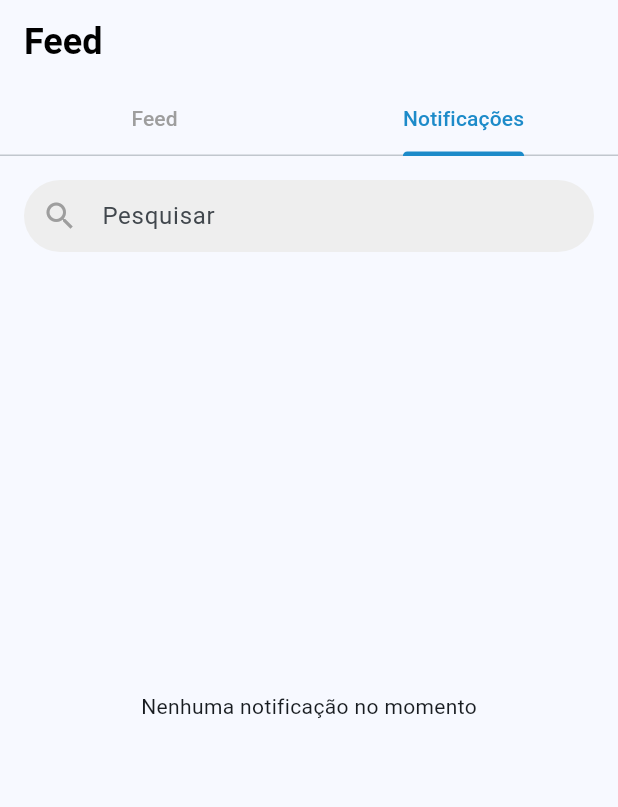
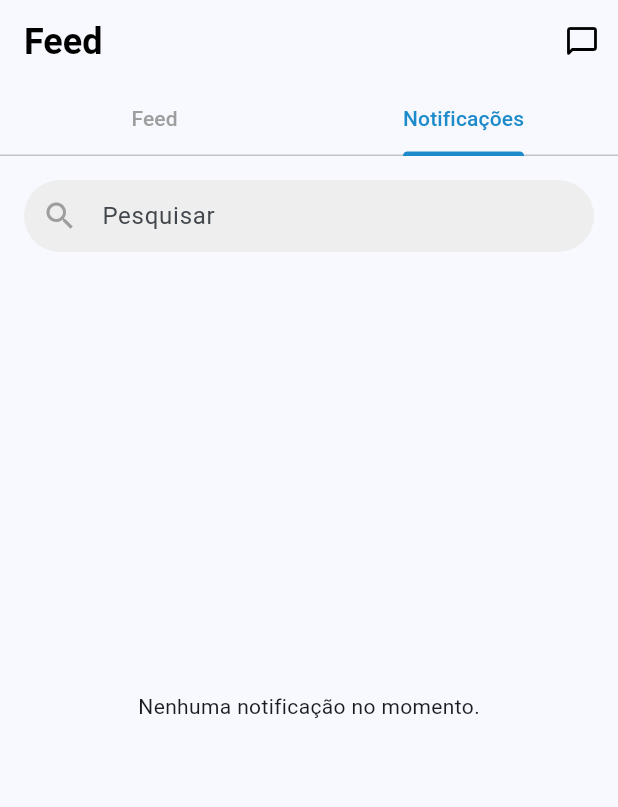
Before and after one commit to ElissonRochaa/MOBILE-25.1-FindIt, a Flutter app: the FeedScreen screen opened directly, tab 2 chosen, after a tap on the "refresh" icon, on a phone screen of 412 x 824 dp. Shown: the top 807 px of the screen. Run offline on Flutter 3.47's test engine with Material 3 defaults, Android fonts, the phone set to English and light mode, and no system bars; our stand-ins replace image_picker, shared_preferences, socket_io_client; accounts and stored records are empty; network calls fail.

Commit message:
feat: feed screen now have the icon to take the users to their conversations

```diff
--- a/lib/screens/feed/feed_screen.dart
+++ b/lib/screens/feed/feed_screen.dart
@@ -3,6 +3,9 @@ import 'package:http/http.dart' as http;
 import 'dart:convert';
 import 'package:intl/intl.dart';
 import 'package:find_it/screens/post_detail/post_detail_screen.dart';
+import 'package:find_it/screens/conversations/conversation_list_screen.dart';
+import 'package:socket_io_client/socket_io_client.dart' as IO;
+import 'package:find_it/service/auth_service.dart';
 
 class FeedScreen extends StatefulWidget {
   const FeedScreen({Key? key}) : super(key: key);
@@ -15,46 +18,90 @@ class _FeedScreenState extends State<FeedScreen>
     with SingleTickerProviderStateMixin {
   late TabController _tabController;
   final TextEditingController _searchController = TextEditingController();
-  int _currentIndex = 0; // Mantém o estado do ícone ativo
+  int _bottomNavCurrentIndex = 0;
   List<dynamic> _posts = [];
-  bool _isLoading = true;
-  String _errorMessage = '';
+  bool _isLoadingPosts = true;
+  String _postsErrorMessage = '';
+
+  List<dynamic> _notifications = [];
+  int _newNotificationCount = 0;
+  IO.Socket? _socket;
 
   @override
   void initState() {
     super.initState();
     _tabController = TabController(length: 2, vsync: this);
     _fetchPosts();
+    _initSocketConnection();
+
+    _tabController.addListener(() {
+      if (_tabController.indexIsChanging) {
+        if (_tabController.index == 1) {
+          if (_newNotificationCount > 0) {
+            setState(() {
+              _newNotificationCount = 0;
+            });
+          }
+        }
+      }
+    });
+  }
+
+  Future<void> _initSocketConnection() async {
+    final token = await AuthService.getToken();
+    if (token == null) {
+      print("FeedScreen Socket: Token não encontrado, socket não será conectado.");
+      return;
+    }
+
+    try {
+      _socket = IO.io('http://localhost:8080', <String, dynamic>{
+        'transports': ['websocket'],
+        'autoConnect': false,
+        'auth': {'token': token}
+      });
+
+      _socket!.connect();
+
+      _socket!.onConnect((_) {
+        print('FeedScreen: Conectado ao Socket.IO Server');
+      });
+
+      _socket!.on('newPostNotification', (data) {
+        print('FeedScreen: Recebido newPostNotification: ${data['nomeItem']}');
+        if (mounted) {
+          setState(() {
+            _notifications.insert(0, data);
+            if (_tabController.index != 1) {
+              _newNotificationCount++;
+            }
+          });
+        }
+      });
+
+      _socket!.onDisconnect((_) => print('FeedScreen: Desconectado do Socket.IO Server'));
+      _socket!.onError((data) => print('FeedScreen: Socket Error: $data'));
+
+    } catch (e) {
+      print('FeedScreen: Erro ao conectar ao socket: $e');
+    }
   }
 
   Future<void> _fetchPosts() async {
     setState(() {
-      _isLoading = true;
-      _errorMessage = '';
+      _isLoadingPosts = true;
+      _postsErrorMessage = '';
     });
-
     try {
-      final response = await http.get(
-        Uri.parse('http://localhost:8080/api/v1/posts'),
-      );
-
+      final response = await http.get(Uri.parse('http://localhost:8080/api/v1/posts'));
       if (response.statusCode == 200) {
         final String responseBody = utf8.decode(response.bodyBytes);
-        setState(() {
-          _posts = jsonDecode(responseBody);
-          _isLoading = false;
-        });
+        setState(() { _posts = jsonDecode(responseBody); _isLoadingPosts = false; });
       } else {
-        setState(() {
-          _errorMessage = 'Erro ao carregar posts: ${response.statusCode}';
-          _isLoading = false;
-        });
+        setState(() { _postsErrorMessage = 'Erro: ${response.statusCode}'; _isLoadingPosts = false; });
       }
     } catch (e) {
-      setState(() {
-        _errorMessage = 'Erro de conexão: $e';
-        _isLoading = false;
-      });
+      setState(() { _postsErrorMessage = 'Erro de conexão: $e'; _isLoadingPosts = false; });
     }
   }
 
@@ -62,15 +109,16 @@ class _FeedScreenState extends State<FeedScreen>
     try {
       final date = DateTime.parse(rawDate);
       return DateFormat('dd/MM/yyyy').format(date);
-    } catch (e) {
-      return rawDate;
-    }
+    } catch (e) { return rawDate; }
   }
 
   @override
   void dispose() {
+    _tabController.removeListener(() {});
     _tabController.dispose();
     _searchController.dispose();
+    _socket?.disconnect();
+    _socket?.dispose();
     super.dispose();
   }
 
@@ -80,23 +128,52 @@ class _FeedScreenState extends State<FeedScreen>
       appBar: AppBar(
         title: const Align(
           alignment: Alignment.centerLeft,
-          child: Text(
-            'Feed',
-            style: TextStyle(
-              fontSize: 24,
-              fontWeight: FontWeight.bold,
-              color: Colors.black,
-            ),
+          child: Text('Feed', style: TextStyle(fontSize: 24, fontWeight: FontWeight.bold, color: Colors.black)),
+        ),
+        actions: [
+          IconButton(
+            icon: const Icon(Icons.chat_bubble_outline_rounded, color: Colors.black),
+            tooltip: 'Minhas Conversas',
+            onPressed: () {
+              Navigator.push(context, MaterialPageRoute(builder: (context) => const ConversationListScreen()));
+            },
           ),
-        ),
+        ],
         bottom: TabBar(
           controller: _tabController,
           labelColor: const Color(0xFF1D8BC9),
           unselectedLabelColor: Colors.grey,
           indicatorColor: const Color(0xFF1D8BC9),
-          tabs: const [
-            Tab(text: 'Feed'),
-            Tab(text: 'Notificações'),
+          tabs: [
+            const Tab(text: 'Feed'),
+            Tab(
+              child: Stack(
+                clipBehavior: Clip.none,
+                children: [
+                  const Text('Notificações'),
+                  if (_newNotificationCount > 0)
+                    Positioned(
+                      top: -4,
+                      right: -12,
+                      child: Container(
+                        padding: const EdgeInsets.all(5),
+                        decoration: const BoxDecoration(
+                          color: Colors.red,
+                          shape: BoxShape.circle,
+                        ),
+                        constraints: const BoxConstraints(minWidth: 18, minHeight: 18),
+                        child: Center(
+                          child: Text(
+                            '$_newNotificationCount',
+                            style: const TextStyle(color: Colors.white, fontSize: 10, fontWeight: FontWeight.bold),
+                            textAlign: TextAlign.center,
+                          ),
+                        ),
+                      ),
+                    ),
+                ],
+              ),
+            ),
           ],
         ),
       ),
@@ -105,10 +182,7 @@ class _FeedScreenState extends State<FeedScreen>
           Padding(
             padding: const EdgeInsets.fromLTRB(16, 16, 16, 8),
             child: Container(
-              decoration: BoxDecoration(
-                color: Colors.grey[200],
-                borderRadius: BorderRadius.circular(30),
-              ),
+              decoration: BoxDecoration(color: Colors.grey[200], borderRadius: BorderRadius.circular(30)),
               child: TextField(
                 controller: _searchController,
                 decoration: const InputDecoration(
@@ -125,47 +199,25 @@ class _FeedScreenState extends State<FeedScreen>
               controller: _tabController,
               children: [
                 _buildFeedContent(),
-                const Center(
-                  child: Text('Nenhuma notificação no momento'),
-                ),
+                _buildNotificationsContent(),
               ],
             ),
           ),
         ],
       ),
-      // BARRA DE NAVEGAÇÃO CORRIGIDA
       bottomNavigationBar: BottomNavigationBar(
-        currentIndex: _currentIndex,
+        currentIndex: _bottomNavCurrentIndex,
         selectedItemColor: const Color(0xFF1D8BC9),
         onTap: (index) {
-          // Atualiza o estado visual do ícone selecionado
-          setState(() => _currentIndex = index);
-
-          // Executa a navegação com base no índice do ícone clicado
-          if (index == 0) {
-            // Já estamos no feed, então podemos apenas atualizar a lista
-            _fetchPosts();
-          } else if (index == 1) {
-            // Navega para a tela de criar post
-            Navigator.pushNamed(context, '/create-post');
-          } else if (index == 2) {
-            // Navega para a tela de perfil
-            Navigator.pushNamed(context, '/profile');
-          }
+          setState(() => _bottomNavCurrentIndex = index);
+          if (index == 0) { /* Já está no feed ou redireciona se necessário */ }
+          else if (index == 1) { Navigator.pushNamed(context, '/create-post'); }
+          else if (index == 2) { Navigator.pushNamed(context, '/profile'); }
         },
         items: const [
-          BottomNavigationBarItem(
-            icon: Icon(Icons.home),
-            label: 'Feed',
-          ),
-          BottomNavigationBarItem(
-            icon: Icon(Icons.add_circle_outline),
-            label: 'Novo Post',
-          ),
-          BottomNavigationBarItem(
-            icon: Icon(Icons.person_outline),
-            label: 'Perfil',
-          ),
+          BottomNavigationBarItem(icon: Icon(Icons.home), label: 'Feed'),
+          BottomNavigationBarItem(icon: Icon(Icons.add_circle_outline), label: 'Novo Post'),
+          BottomNavigationBarItem(icon: Icon(Icons.person_outline), label: 'Perfil'),
         ],
       ),
       floatingActionButton: FloatingActionButton(
@@ -177,16 +229,9 @@ class _FeedScreenState extends State<FeedScreen>
   }
 
   Widget _buildFeedContent() {
-    if (_isLoading) {
-      return const Center(child: CircularProgressIndicator());
-    }
-    if (_errorMessage.isNotEmpty) {
-      return Center(child: Text(_errorMessage));
-    }
-    if (_posts.isEmpty) {
-      return const Center(child: Text('Nenhum post encontrado'));
-    }
-
+    if (_isLoadingPosts) return const Center(child: CircularProgressIndicator());
+    if (_postsErrorMessage.isNotEmpty) return Center(child: Text(_postsErrorMessage));
+    if (_posts.isEmpty) return const Center(child: Text('Nenhum post encontrado'));
     return RefreshIndicator(
       onRefresh: _fetchPosts,
       child: ListView.separated(
@@ -196,15 +241,74 @@ class _FeedScreenState extends State<FeedScreen>
         itemBuilder: (context, index) {
           final post = _posts[index];
           return GestureDetector(
-            onTap: () {
-              Navigator.push(
-                context,
-                MaterialPageRoute(
-                  builder: (context) => PostDetailScreen(post: post),
-                ),
-              );
-            },
+            onTap: () { Navigator.push(context, MaterialPageRoute(builder: (context) => PostDetailScreen(post: post))); },
             child: _buildPostCard(post: post),
+          );
+        },
+      ),
+    );
+  }
+
+  Widget _buildNotificationsContent() {
+    if (_notifications.isEmpty) {
+      return const Center(child: Text('Nenhuma notificação no momento.'));
+    }
+    return ListView.builder(
+      padding: const EdgeInsets.all(16.0),
+      itemCount: _notifications.length,
+      itemBuilder: (context, index) {
+        final notificationData = _notifications[index];
+        return _buildNotificationCard(notificationData);
+      },
+    );
+  }
+
+  // NOVO WIDGET: Constrói um card para uma notificação
+  Widget _buildNotificationCard(Map<String, dynamic> postData) {
+    final String imageUrl = postData['fotoUrl'] ?? '';
+    final String itemName = postData['nomeItem'] ?? 'Item não identificado';
+    final String situacao = postData['situacao'] ?? '';
+    final String dataPostagem = _formatDate(postData['createdAt'] ?? '');
+    final String autorNome = postData['autor']?['nome'] ?? 'Alguém';
+
+    return Card(
+      margin: const EdgeInsets.only(bottom: 12),
+      elevation: 2,
+      shape: RoundedRectangleBorder(borderRadius: BorderRadius.circular(10)),
+      child: ListTile(
+        leading: SizedBox(
+          width: 60,
+          height: 60,
+          child: ClipRRect(
+            borderRadius: BorderRadius.circular(8),
+            child: imageUrl.isNotEmpty
+                ? Image.network(imageUrl, fit: BoxFit.cover,
+                    errorBuilder: (context, error, stackTrace) => const Icon(Icons.image_not_supported, color: Colors.grey))
+                : Container(color: Colors.grey[200], child: const Icon(Icons.photo, color: Colors.grey)),
+          ),
+        ),
+        title: RichText(
+          text: TextSpan(
+            style: DefaultTextStyle.of(context).style.copyWith(fontSize: 15, color: Colors.black87),
+            children: <TextSpan>[
+              TextSpan(text: '$autorNome postou um item '),
+              TextSpan(
+                text: situacao == 'achado' ? 'achado' : 'perdido',
+                style: TextStyle(fontWeight: FontWeight.bold, color: situacao == 'achado' ? Colors.green : Colors.orange[700])
+              ),
+              const TextSpan(text: ': "'),
+              TextSpan(text: itemName, style: const TextStyle(fontWeight: FontWeight.bold)),
+              const TextSpan(text: '"'),
+            ],
+          ),
+        ),
+        subtitle: Text(dataPostagem, style: const TextStyle(fontSize: 12, color: Colors.grey)),
+        onTap: () {
+          Navigator.push(
+            context,
+            MaterialPageRoute(
+              builder: (context) => PostDetailScreen(post: postData),
+            ),
           );
         },
       ),
```
